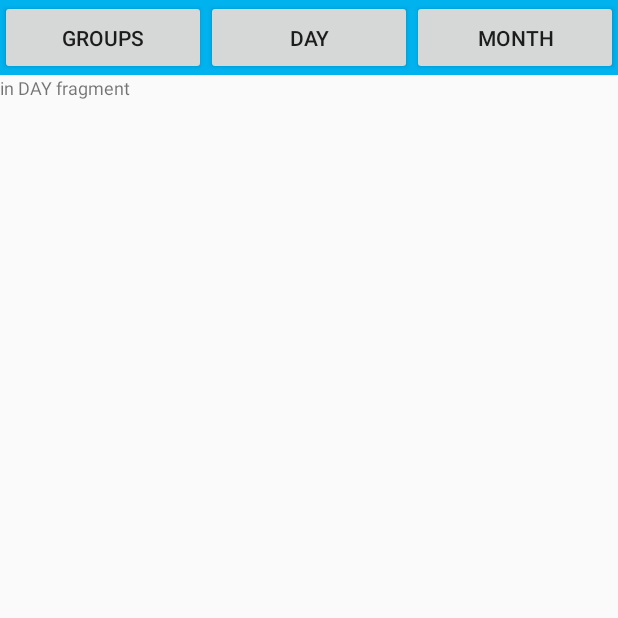
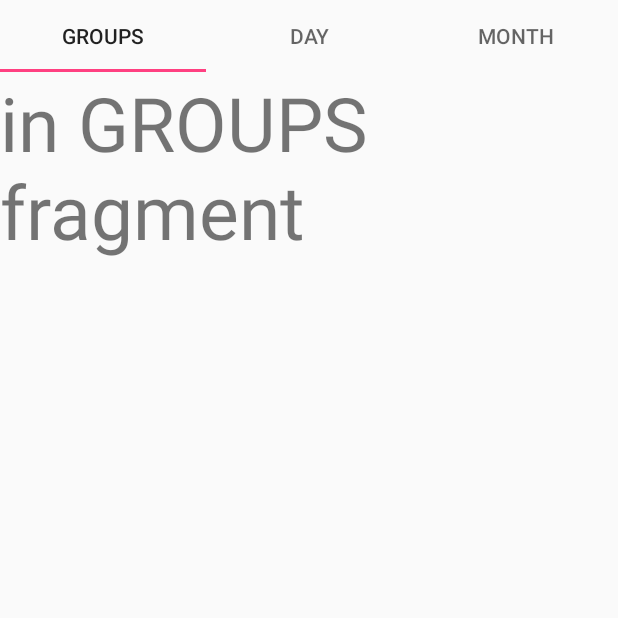
Before and after one commit to IvanHuang115/Planner, an Android app: the MainActivity screen opened directly, with no data from a screen before it, on a phone screen of 412 x 824 dp, the top half of it. Run offline under Robolectric (Android 15) with nearby library versions, the phone set to English and light mode, and no system bars.

Commit message:
ViewPager working on main, thinking about making groups, day and months activities instead of fragments

```diff
--- a/app/src/main/java/planner/ivan/com/planner/GroupsFragment.java
+++ b/app/src/main/java/planner/ivan/com/planner/GroupsFragment.java
@@ -1,6 +1,6 @@
 package planner.ivan.com.planner;
 
-import android.app.Fragment;
+import android.support.v4.app.Fragment;
 import android.os.Bundle;
 import android.support.annotation.Nullable;
 import android.view.LayoutInflater;
--- a/app/src/main/java/planner/ivan/com/planner/MainActivity.java
+++ b/app/src/main/java/planner/ivan/com/planner/MainActivity.java
@@ -1,49 +1,83 @@
 package planner.ivan.com.planner;
 
-import android.app.Fragment;
-import android.app.FragmentManager;
+//import android.app.Fragment;
+import android.content.Context;
+import android.support.v4.app.Fragment;
+import android.support.v4.app.FragmentManager;
 import android.app.FragmentTransaction;
+import android.support.design.widget.TabLayout;
 import android.support.v4.app.FragmentActivity;
+import android.support.v4.app.FragmentPagerAdapter;
+import android.support.v4.view.ViewPager;
 import android.support.v7.app.AppCompatActivity;
 import android.os.Bundle;
 import android.view.View;
 
 public class MainActivity extends AppCompatActivity {
 
-    View groups;
-    View day;
-    View month;
+    TabLayout tabLayout;
+    ViewPager viewPager;
 
     @Override
     protected void onCreate(Bundle savedInstanceState) {
         super.onCreate(savedInstanceState);
         setContentView(R.layout.activity_main);
 
-        day = findViewById(R.id.fragmentDay);
-        month = findViewById(R.id.fragmentMonth);
-        groups = findViewById(R.id.fragmentGroups);
-        day.setVisibility(View.VISIBLE);
+        viewPager = (ViewPager) findViewById(R.id.viewPagerMain);
+        viewPager.setAdapter(new MainPagerAdapter(getSupportFragmentManager(), getApplicationContext()));
 
-    }
+        tabLayout = (TabLayout) findViewById(R.id.tabLayoutMain);
+        tabLayout.setupWithViewPager(viewPager);
 
-    public void listenDay(View v) {
-        day.setVisibility(View.VISIBLE);
-        month.setVisibility(View.GONE);
-        groups.setVisibility(View.GONE);
+        tabLayout.setOnTabSelectedListener(new TabLayout.OnTabSelectedListener() {
+            @Override
+            public void onTabSelected(TabLayout.Tab tab) {
+                viewPager.setCurrentItem(tab.getPosition());
+            }
 
-    }
+            @Override
+            public void onTabUnselected(TabLayout.Tab tab) {
+                viewPager.setCurrentItem(tab.getPosition());
+            }
 
-    public void listenGroups(View v) {
-        day.setVisibility(View.GONE);
-        month.setVisibility(View.GONE);
-        groups.setVisibility(View.VISIBLE);
-    }
-
-    public void listenMonth(View v) {
-        day.setVisibility(View.GONE);
-        month.setVisibility(View.VISIBLE);
-        groups.setVisibility(View.GONE);
+            @Override
+            public void onTabReselected(TabLayout.Tab tab) {
+                viewPager.setCurrentItem(tab.getPosition());
+            }
+        });
     }
 
 
+    private class MainPagerAdapter extends FragmentPagerAdapter {
+        private String fragments[] = {"Groups", "Day", "Month"};
+
+        public MainPagerAdapter(FragmentManager supportFragmentManager, Context applicationContext) {
+            super(supportFragmentManager);
+        }
+
+        @Override
+        public Fragment getItem(int position) {
+            switch (position) {
+                case 0:
+                    return new GroupsFragment();
+                case 1:
+                    return new DayFragment();
+                case 2:
+                    return new MonthFragment();
+
+                default:
+                    return null;
+            }
+        }
+
+        @Override
+        public int getCount() {
+            return fragments.length;
+        }
+
+        @Override
+        public CharSequence getPageTitle(int position) {
+            return fragments[position];
+        }
+    }
 }
--- a/app/src/main/java/planner/ivan/com/planner/MonthFragment.java
+++ b/app/src/main/java/planner/ivan/com/planner/MonthFragment.java
@@ -1,6 +1,6 @@
 package planner.ivan.com.planner;
 
-import android.app.Fragment;
+import android.support.v4.app.Fragment;
 import android.os.Bundle;
 import android.support.annotation.Nullable;
 import android.view.LayoutInflater;
--- a/app/src/main/res/layout/activity_main.xml
+++ b/app/src/main/res/layout/activity_main.xml
@@ -13,53 +13,20 @@
         android:layout_width="fill_parent" />
         -->
 
-    <LinearLayout
-        android:id="@+id/linlayout"
-        android:layout_width="fill_parent"
-        android:layout_height="50dp"
-        android:orientation="horizontal"
-        android:weightSum="3"
-        android:background="#00B2EE">
+    <android.support.design.widget.TabLayout
+        android:id="@+id/tabLayoutMain"
+        android:layout_width="match_parent"
+        android:layout_height="wrap_content"
+        android:layout_alignParentTop="true"
+        android:layout_centerHorizontal="true"
+        />
 
-        <Button android:layout_height="fill_parent"
-            android:layout_width="0dp"
-            android:layout_weight="1"
-            android:text="Groups"
-            android:id="@+id/buttonGroups"
-            android:onClick="listenGroups"/>
-
-        <Button android:layout_height="fill_parent"
-            android:layout_width="0dp"
-            android:layout_weight="1"
-            android:text="Day"
-            android:id="@+id/buttonToday"
-            android:onClick="listenDay"/>
-
-        <Button android:layout_height="fill_parent"
-            android:layout_width="0dp"
-            android:layout_weight="1"
-            android:text="Month"
-            android:id="@+id/buttonMonth"
-            android:onClick="listenMonth"/>
-    </LinearLayout>
-
-    <fragment
+    <android.support.v4.view.ViewPager
+        android:id="@+id/viewPagerMain"
         android:layout_height="wrap_content"
-        android:layout_width="wrap_content"
-        android:id="@+id/fragmentDay"
-        class="planner.ivan.com.planner.DayFragment"/>
-
-    <fragment
-        android:layout_height="fill_parent"
         android:layout_width="match_parent"
-        android:id="@+id/fragmentGroups"
-        class="planner.ivan.com.planner.GroupsFragment"/>
-
-    <fragment
-        android:layout_height="fill_parent"
-        android:layout_width="match_parent"
-        android:id="@+id/fragmentMonth"
-        class="planner.ivan.com.planner.MonthFragment"/>
+        android:layout_below="@id/tabLayoutMain">
+    </android.support.v4.view.ViewPager>
 
 
 
```
